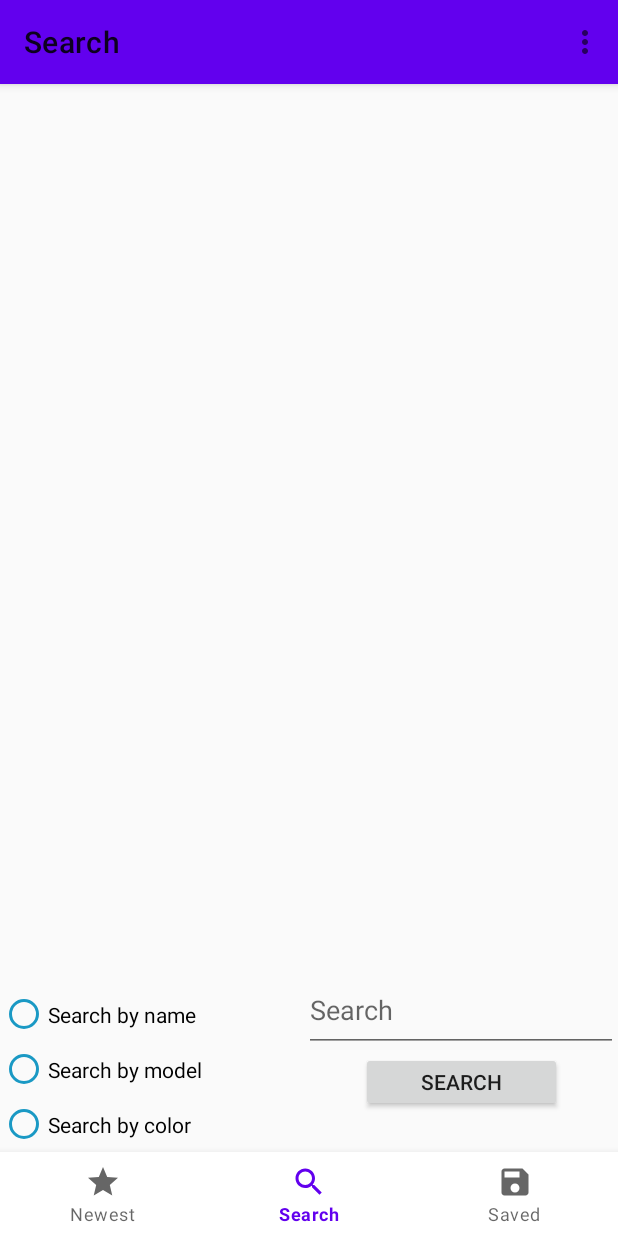
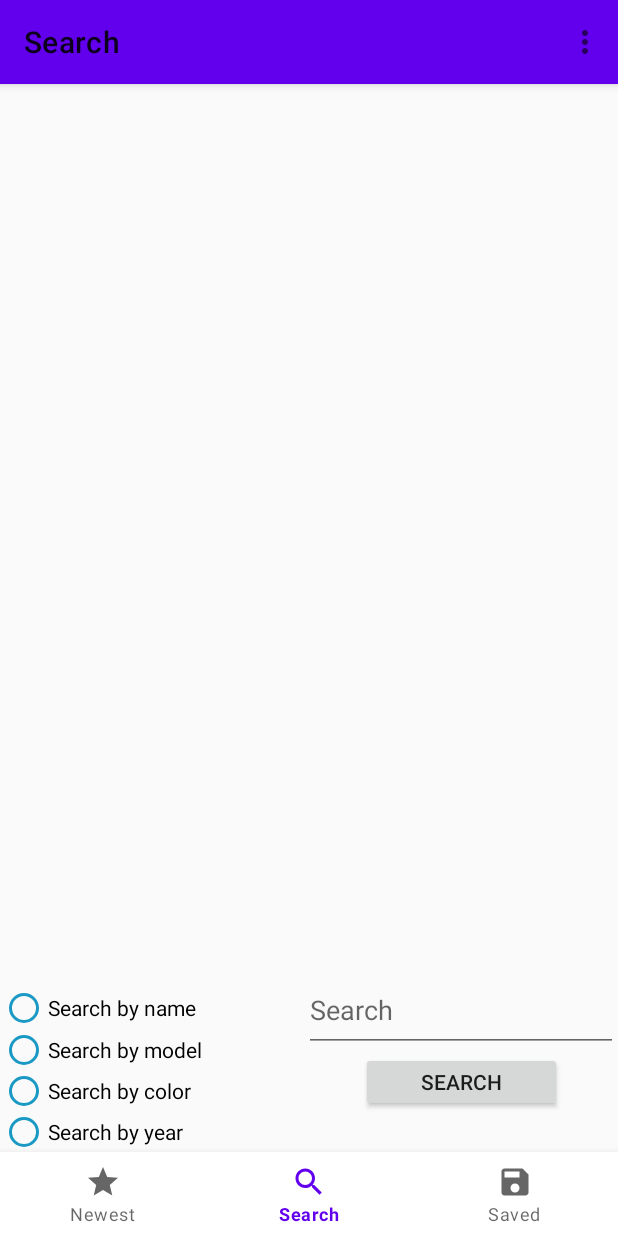
Before and after one commit to ljeremic4019rn/Andorid_Projekat_Septembar, an Android app built with Jetpack Compose: the NewestFragment screen opened directly, with no data from a screen before it, item 2 of the bottom bar chosen, on a phone screen of 412 x 824 dp. Run offline under Robolectric (Android 15) with nearby library versions, the phone set to English and light mode, and no system bars; our stand-ins replace Room's generated code, RxJava, Timber; 13 statements that could not run were skipped.

Commit message:
uradjen SearchFragment.kt

```diff
--- a/app/src/main/java/com/example/projekat_septembar/data/repositories/CarRepositoryImpl.kt
+++ b/app/src/main/java/com/example/projekat_septembar/data/repositories/CarRepositoryImpl.kt
@@ -63,6 +63,7 @@ class CarRepositoryImpl (private val localDataSource: CarDao, private val remote
             "name" -> searchUrl = "api/cars/name/$key"
             "model" -> searchUrl = "api/cars/model/$key"
             "color" -> searchUrl = "api/cars/color/$key"
+            "year" -> searchUrl = "api/cars/year/$key"
             else -> Timber.e("Error while searching")
         }
 
--- a/app/src/main/java/com/example/projekat_septembar/presentation/view/fragment/NewestFragment.kt
+++ b/app/src/main/java/com/example/projekat_septembar/presentation/view/fragment/NewestFragment.kt
@@ -167,6 +167,9 @@ class NewestFragment: Fragment() {
             is CarState.Loading -> {
                 println("Loading")
             }
+            is CarState.Error -> {
+                Toast.makeText(context, state.message, Toast.LENGTH_SHORT).show()
+            }
             is CarState.Saved -> {
                 Toast.makeText(context, state.message, Toast.LENGTH_SHORT).show()
             }
--- a/app/src/main/java/com/example/projekat_septembar/presentation/view/fragment/SearchFragment.kt
+++ b/app/src/main/java/com/example/projekat_septembar/presentation/view/fragment/SearchFragment.kt
@@ -74,6 +74,7 @@ class SearchFragment : Fragment() {
                 "Search by name"  -> carViewModel.search("name", searchKey)
                 "Search by model" -> carViewModel.search("model", searchKey)
                 "Search by color" -> carViewModel.search("color", searchKey)
+                "Search by year"  -> carViewModel.search("year", searchKey)
                 else -> System.err.println("Error while inputting search")
             }
         }
--- a/app/src/main/res/layout/fragment_search.xml
+++ b/app/src/main/res/layout/fragment_search.xml
@@ -9,7 +9,7 @@
     <androidx.recyclerview.widget.RecyclerView
         android:id="@+id/searchRv"
         android:layout_width="408dp"
-        android:layout_height="532dp"
+        android:layout_height="500dp"
         android:scrollbarSize="25dp"
         android:scrollbars="vertical"
         app:layout_constraintBottom_toBottomOf="parent"
@@ -83,6 +83,16 @@
             android:text="@string/search_by_color"
             tools:layout_editor_absoluteX="35dp"
             tools:layout_editor_absoluteY="54dp" />
+
+        <RadioButton
+            android:id="@+id/yearRb"
+            android:layout_width="200dp"
+            android:layout_height="40dp"
+            android:layout_weight="1"
+            android:buttonTint="#1A99C4"
+            android:text="@string/search_by_year"
+            tools:layout_editor_absoluteX="35dp"
+            tools:layout_editor_absoluteY="54dp" />
     </RadioGroup>
 
 
--- a/app/src/main/res/values/strings.xml
+++ b/app/src/main/res/values/strings.xml
@@ -28,4 +28,5 @@
     <string name="search_by_name">Search by name</string>
     <string name="search_by_model">Search by model</string>
     <string name="search_by_color">Search by color</string>
+    <string name="search_by_year">Search by year</string>
 </resources>
```
